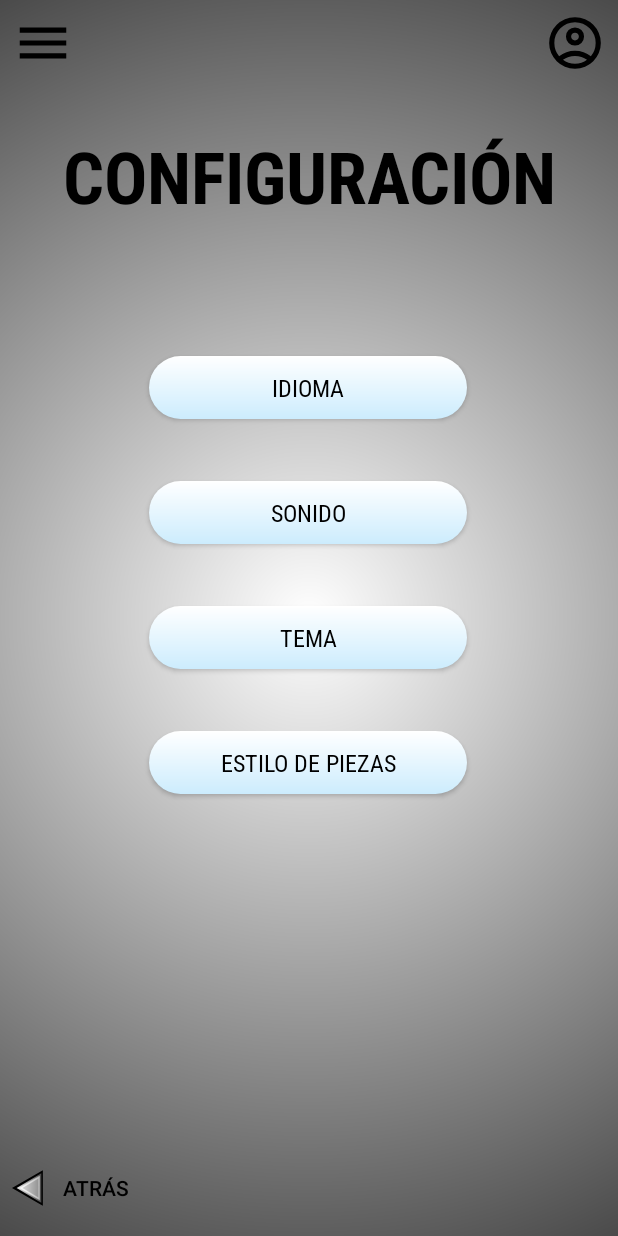
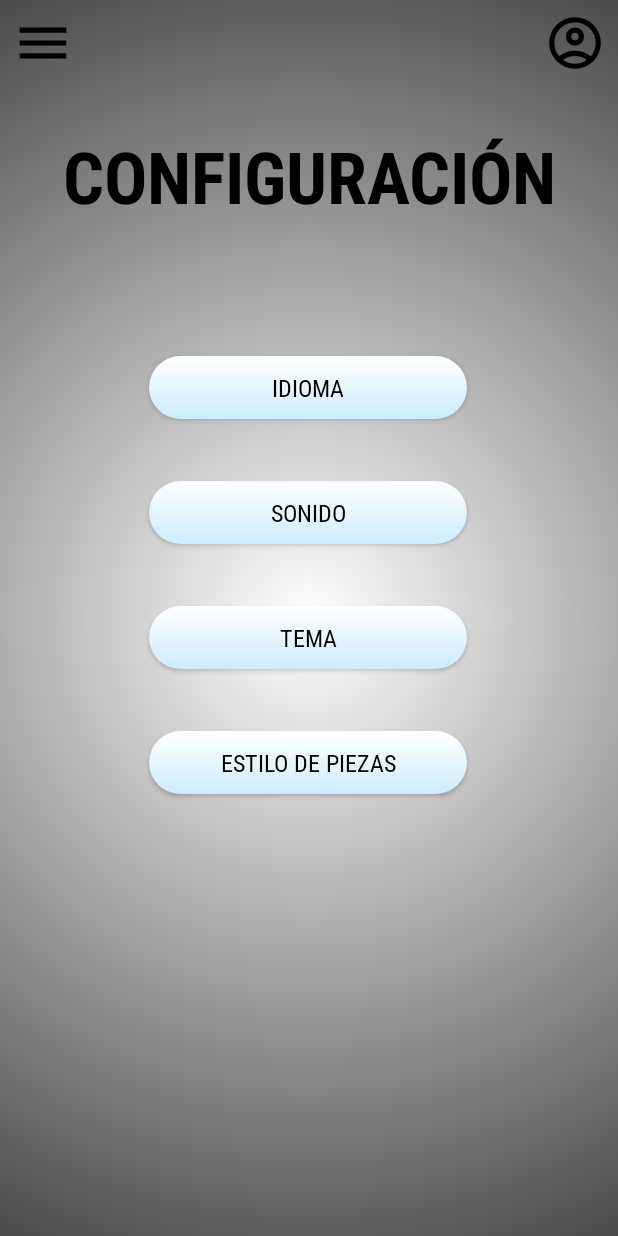
Before and after one commit to EdrhianValerioITICB/KotlinApp3TEX, an Android app: the Settings screen opened directly, with no data from a screen before it, on a phone screen of 412 x 824 dp. Run offline under Robolectric (Android 15) with nearby library versions, the phone set to English and light mode, and no system bars.

Commit message:
Fix crash in settings view

```diff
--- a/app/src/main/res/layout/view_settings.xml
+++ b/app/src/main/res/layout/view_settings.xml
@@ -75,11 +75,6 @@
         app:layout_constraintStart_toStartOf="parent"
         app:layout_constraintTop_toBottomOf="@+id/btn_theme" />
 
-    <Button
-        style="@style/BackButton"
-        app:layout_constraintBottom_toBottomOf="parent"
-        app:layout_constraintStart_toStartOf="parent" />
-
     <ImageButton
         android:id="@+id/btn_account"
         style="@style/ProfileButton"
```
